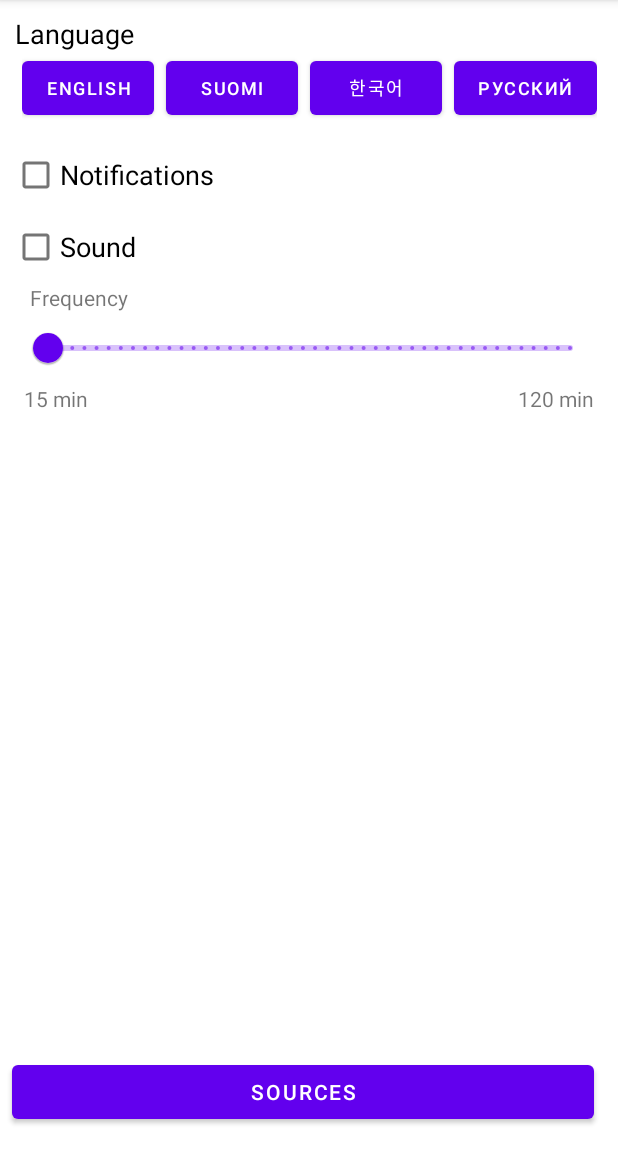
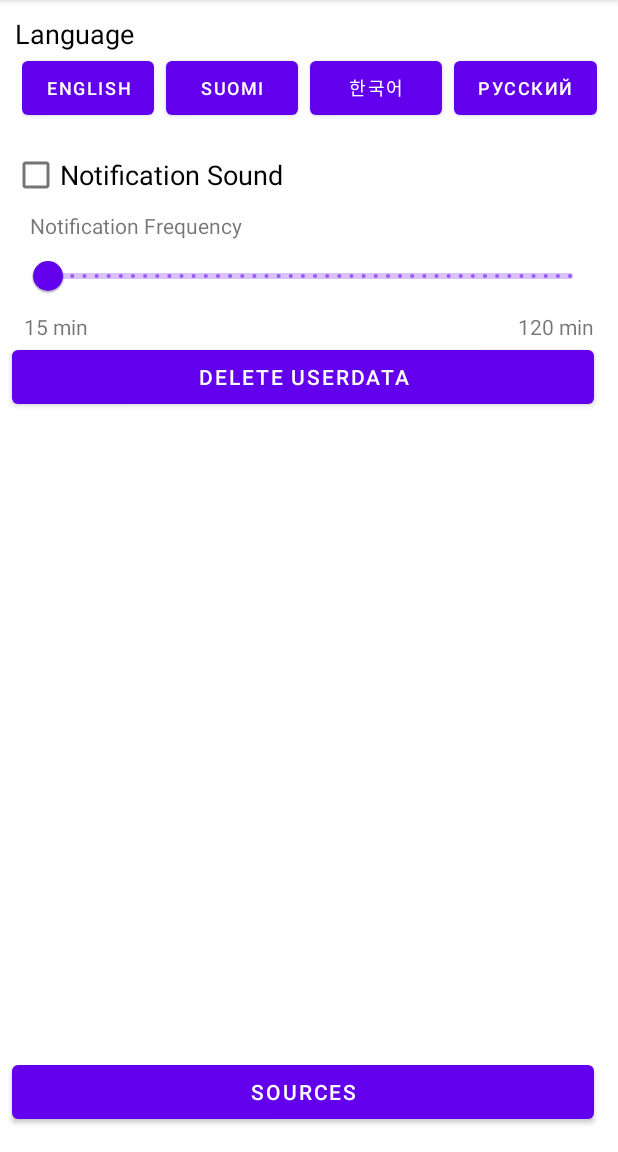
Before and after one commit to silsanteri/GamerReminder, an Android app: the SettingsActivity screen opened directly, with no data from a screen before it, on a phone screen of 412 x 824 dp, the part 84-1236 px from its top. Run offline under Robolectric (Android 15) with nearby library versions, the phone set to English and light mode, and no system bars.

Commit message:
Added Delete Userdata button to SettingsActivity. Added functions to UserData and Database classes to support the deletion of Userdata. Added empty UserDataHelper.class. Improved SettingsActivity UI.

```diff
--- a/app/src/main/java/com/example/gr/SettingsActivity.java
+++ b/app/src/main/java/com/example/gr/SettingsActivity.java
@@ -1,15 +1,14 @@
 package com.example.gr;
 
-import androidx.annotation.NonNull;
 import androidx.appcompat.app.AppCompatActivity;
 
-import android.content.Intent;
 import android.os.Bundle;
 import android.view.MenuItem;
 import android.view.View;
 import android.widget.Button;
 
 import com.example.gr.logic.LocaleUtils;
+import com.example.gr.logic.UserData;
 
 /**
  * SettingsActivity
@@ -27,6 +26,9 @@ public class SettingsActivity extends AppCompatActivity {
     private Button btn_language_fi;
     private Button btn_language_kor;
     private Button btn_language_ru;
+    private Button btn_delete_userdata;
+
+    private UserData mUserData;
 
     @Override
     protected void onCreate(Bundle savedInstanceState) {
@@ -38,6 +40,8 @@ public class SettingsActivity extends AppCompatActivity {
         // add back button
         if (getSupportActionBar() != null)
             getSupportActionBar().setDisplayHomeAsUpEnabled(true);
+
+        mUserData = new UserData(this);
     }
 
     @Override
@@ -57,6 +61,17 @@ public class SettingsActivity extends AppCompatActivity {
      */
     private void setUpViews() {
         View.OnClickListener listener = new LanguageListener();
+
+        // USERDATA DELETION
+        btn_delete_userdata = findViewById(R.id.btn_delete_userdata);
+        btn_delete_userdata.setOnClickListener(new View.OnClickListener() {
+            public void onClick(View v) {
+                mUserData.deleteAllData();
+                setResult(RESULT_OK);
+                finish();
+                startActivityForResult(getIntent(), MainActivity.REQUEST_CODE_SETTINGS);
+            }
+        });
 
         //TODO TURN NOT SELECTED LANGUAGE BUTTONS TO DIFFERENT COLOR(GRAY?)
         btn_language_en = findViewById(R.id.buttonEnglish);
--- /dev/null
+++ b/app/src/main/java/com/example/gr/logic/UserDataHelper.java
@@ -0,0 +1,5 @@
+package com.example.gr.logic;
+
+public class UserDataHelper {
+    //TODO MAKE THIS CLASS
+}
--- a/app/src/main/res/layout/activity_main.xml
+++ b/app/src/main/res/layout/activity_main.xml
@@ -30,6 +30,7 @@
                     android:layout_width="wrap_content"
                     android:layout_height="wrap_content"
                     android:text="@string/today"
+                    android:textAlignment="center"
                     app:layout_constraintEnd_toEndOf="parent"
                     app:layout_constraintStart_toStartOf="parent"
                     app:layout_constraintTop_toTopOf="parent" />
@@ -40,6 +41,7 @@
                     android:layout_width="wrap_content"
                     android:layout_height="wrap_content"
                     android:text="@string/total_exercise"
+                    android:textAlignment="center"
                     app:layout_constraintBottom_toBottomOf="parent"
                     app:layout_constraintEnd_toStartOf="@id/txt_total_cal"
                     app:layout_constraintStart_toStartOf="parent"
@@ -51,6 +53,7 @@
                     android:layout_width="wrap_content"
                     android:layout_height="wrap_content"
                     android:text="@string/total_calories"
+                    android:textAlignment="center"
                     app:layout_constraintBottom_toBottomOf="parent"
                     app:layout_constraintEnd_toStartOf="@id/txt_total_water"
                     app:layout_constraintStart_toEndOf="@id/txt_total_exer"
@@ -62,6 +65,7 @@
                     android:layout_width="wrap_content"
                     android:layout_height="wrap_content"
                     android:text="@string/total_water"
+                    android:textAlignment="center"
                     app:layout_constraintBottom_toBottomOf="parent"
                     app:layout_constraintEnd_toEndOf="parent"
                     app:layout_constraintStart_toEndOf="@id/txt_total_cal"
--- a/app/src/main/res/layout/activity_settings.xml
+++ b/app/src/main/res/layout/activity_settings.xml
@@ -83,18 +83,6 @@ https://stackoverflow.com/questions/4533320/android-clickable-layout
 
     </androidx.constraintlayout.widget.ConstraintLayout>
 
-    <com.google.android.material.checkbox.MaterialCheckBox
-        android:id="@+id/notifications"
-        android:layout_width="0dp"
-        android:layout_height="wrap_content"
-        android:layout_marginStart="8dp"
-        android:layout_marginEnd="16dp"
-        android:text="@string/settings_notifications"
-        android:textSize="18sp"
-        app:layout_constraintEnd_toEndOf="parent"
-        app:layout_constraintStart_toStartOf="parent"
-        app:layout_constraintTop_toBottomOf="@id/language_container" />
-
 
     <androidx.constraintlayout.widget.ConstraintLayout
         android:id="@+id/slider_container"
@@ -105,7 +93,7 @@ https://stackoverflow.com/questions/4533320/android-clickable-layout
         app:layout_constraintEnd_toEndOf="parent"
         app:layout_constraintHorizontal_bias="0.0"
         app:layout_constraintStart_toStartOf="parent"
-        app:layout_constraintTop_toBottomOf="@+id/sound">
+        app:layout_constraintTop_toBottomOf="@+id/notification_sound">
 
         <TextView
             android:id="@+id/txt_frequency"
@@ -146,20 +134,20 @@ https://stackoverflow.com/questions/4533320/android-clickable-layout
     </androidx.constraintlayout.widget.ConstraintLayout>
 
     <com.google.android.material.checkbox.MaterialCheckBox
-        android:id="@+id/sound"
+        android:id="@+id/notification_sound"
         android:layout_width="0dp"
         android:layout_height="wrap_content"
         android:layout_marginStart="8dp"
         android:layout_marginEnd="16dp"
-        android:text="@string/settings_sound"
+        android:text="@string/settings_notifications_sound"
         android:textSize="18sp"
         app:layout_constraintEnd_toEndOf="parent"
         app:layout_constraintHorizontal_bias="0.0"
         app:layout_constraintStart_toStartOf="parent"
-        app:layout_constraintTop_toBottomOf="@+id/notifications" />
+        app:layout_constraintTop_toBottomOf="@+id/language_container" />
 
     <Button
-        android:id="@+id/button"
+        android:id="@+id/btn_sources"
         android:layout_width="0dp"
         android:layout_height="wrap_content"
         android:layout_marginStart="8dp"
@@ -171,4 +159,16 @@ https://stackoverflow.com/questions/4533320/android-clickable-layout
         app:layout_constraintHorizontal_bias="0.0"
         app:layout_constraintStart_toStartOf="parent" />
 
+    <Button
+        android:id="@+id/btn_delete_userdata"
+        android:layout_width="0dp"
+        android:layout_height="wrap_content"
+        android:layout_marginStart="8dp"
+        android:layout_marginEnd="16dp"
+        android:text="@string/settings_delete_data"
+        app:layout_constraintEnd_toEndOf="parent"
+        app:layout_constraintHorizontal_bias="0.0"
+        app:layout_constraintStart_toStartOf="parent"
+        app:layout_constraintTop_toBottomOf="@+id/slider_container" />
+
 </androidx.constraintlayout.widget.ConstraintLayout>
--- a/app/src/main/res/values/strings.xml
+++ b/app/src/main/res/values/strings.xml
@@ -6,11 +6,10 @@
     <string name="add_calories">Add Calories</string>
     <string name="notification_next">Next Notification In: %1$sm %2$ss</string>
     <string name="settings_language">Language</string>
-    <string name="settings_sound">Sound</string>
-    <string name="settings_notifications">Notifications</string>
+    <string name="settings_notifications_sound">Notification Sound</string>
     <string name="settings_notifications_min">15 min</string>
     <string name="settings_notifications_max">120 min</string>
-    <string name="settings_notifications_frequency">Frequency</string>
+    <string name="settings_notifications_frequency">Notification Frequency</string>
     <string name="language_english" translatable="false">English</string>
     <string name="language_finnish" translatable="false">Suomi</string>
     <string name="language_korean" translatable="false">한국어</string>
@@ -23,7 +22,7 @@
     <string name="toast_saved">Saved successfully!</string>
     <string name="total_exercise">Exercise\n%1$dmin</string>
     <string name="total_calories">Calories\n%1$d</string>
-    <string name="total_water">Drink \n%1$dml</string>
+    <string name="total_water">Drink\n%1$dml</string>
     <string name="today">Today</string>
     <string name="history_list_item">%1$s - %2$d</string>
     <string name="history_average">Average: %1$d %2$s</string>
@@ -35,4 +34,5 @@
     <string name="notification_content">Remember to move and drink something!</string>
     <string name="game_mode_activated">Game Mode Activated!</string>
     <string name="game_mode_disabled">Activate Game Mode to get notifications!</string>
+    <string name="settings_delete_data">Delete Userdata</string>
 </resources>
```
Also changed, not shown: app/src/main/java/com/example/gr/MainActivity.java (+2 -5 lines), app/src/main/java/com/example/gr/logic/Database.java (+13 -0 lines), app/src/main/java/com/example/gr/logic/UserData.java (+11 -54 lines), 3 other files.
